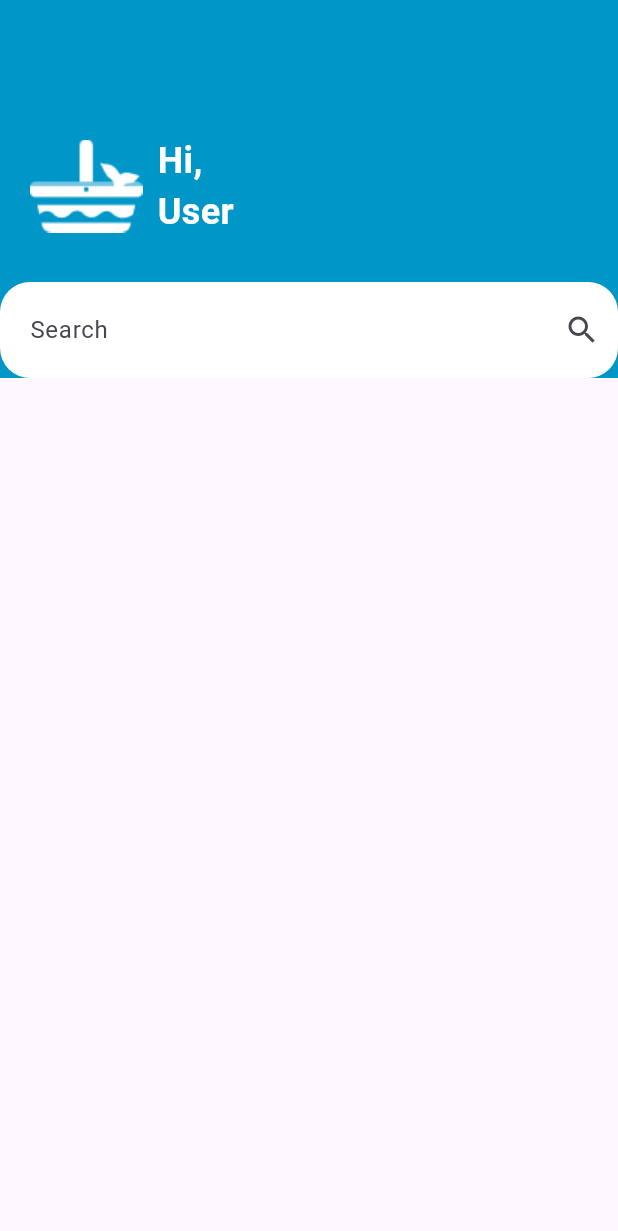
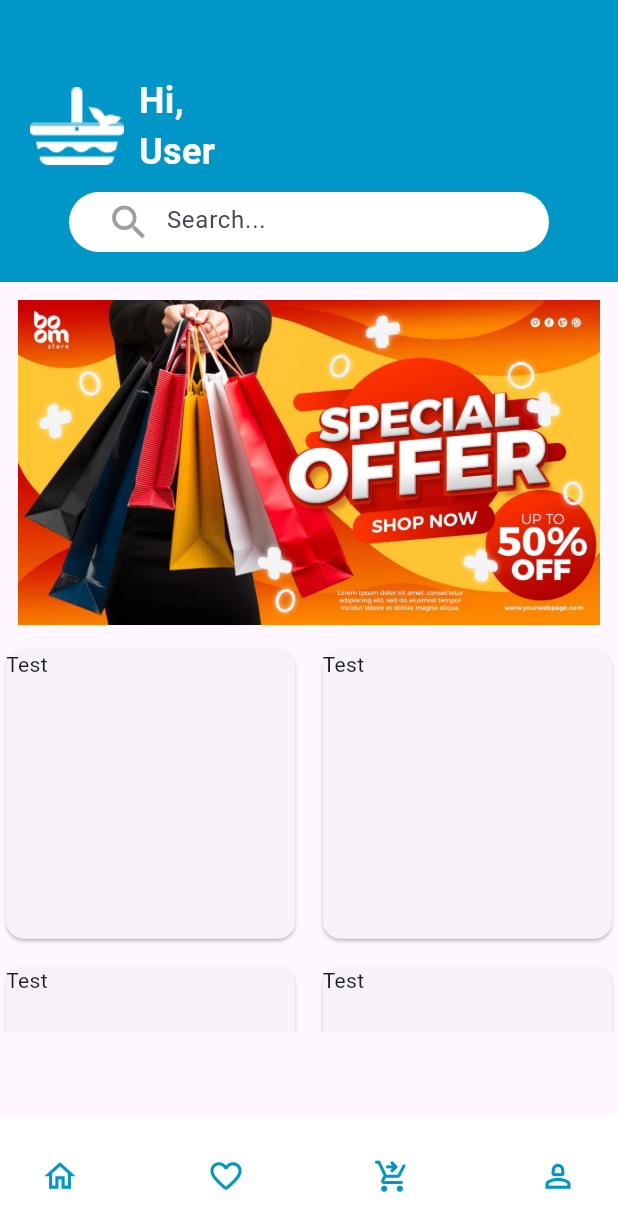
Before and after one commit to AlylaSilvestri/FreshyFishFlutter, a Flutter app: the HomePage screen opened directly, on a phone screen of 412 x 824 dp. Shown: the top 1231 px of the screen. Run offline on Flutter 3.47's test engine with Material 3 defaults, Android fonts, the phone set to English and light mode, and no system bars.

Commit message:
progres setengah jadi (pdhl mah 25% aja blm)

```diff
--- a/lib/home_page.dart
+++ b/lib/home_page.dart
@@ -1,4 +1,9 @@
 import 'package:flutter/material.dart';
+import 'package:freshy_fish/profile_edit_page.dart';
+import 'package:freshy_fish/profile_page.dart';
+import 'cart_page.dart';
+import 'detail_page.dart';
+import 'favorite_page.dart';
 
 class HomePage extends StatefulWidget {
   const HomePage({super.key});
@@ -8,6 +13,14 @@ class HomePage extends StatefulWidget {
 }
 
 class HomePageState extends State<HomePage> {
+  int cuttenIndex = 0;
+  List screens = const [
+    DetailPage(),
+    FavoritePage(),
+    HomePage(),
+    CartPage(),
+    ProfileEditPage(),
+  ];
   @override
   Widget build(BuildContext context) {
     return Scaffold(
@@ -20,11 +33,11 @@ class HomePageState extends State<HomePage> {
                 color: Color.fromARGB(255, 0, 150, 200),
                 child: Column(
                   children: [
-                    SizedBox(height: 90),
+                    SizedBox(height: 50),
                     Row(
                       children: [
                         SizedBox(width: 20 ),
-                        Image.asset('assets/logo_keranjang_doang.png'),
+                        Image.asset('assets/logo_keranjang_doang.png', scale: 1.2),
                         SizedBox(width: 10),
                         Column(
                           crossAxisAlignment: CrossAxisAlignment.start,
@@ -35,29 +48,124 @@ class HomePageState extends State<HomePage> {
                         )
                       ],
                     ),
-                    SizedBox(height: 30),
+                    SizedBox(height: 10),
+
                     Container(
+                      width: 320,
+                      height: 40,
                       decoration: BoxDecoration(
                         color: Colors.white,
-                        borderRadius: BorderRadius.circular(20),
+                        borderRadius: BorderRadius.circular(30),
                       ),
-                      child: TextField(
-                        decoration: InputDecoration(
-                          contentPadding: EdgeInsets.symmetric(horizontal: 20, vertical: 20),
-                          hintText: 'Search',
-                          border: InputBorder.none,
-                          suffixIcon: Icon(Icons.search),
-                        ),
+                      padding: const EdgeInsets.symmetric(horizontal: 25, vertical: 5),
+                      child: Row(
+                        children: [
+                          const Icon(
+                            Icons.search,
+                            color: Colors.grey,
+                            size: 30,
+                          ),
+                          SizedBox(width: 10), Flexible(
+                              child: TextField(
+                                decoration: InputDecoration(hintText: "Search...",
+                                border: InputBorder.none),
+                              ),
+                          ),
+
+                        ],
                       ),
-                    )
+                    ),
+                    SizedBox(height: 20),
                   ],
                 ),
               ),
-
+              SizedBox(
+                width: MediaQuery.of(context).size.width,
+                height: 500,
+                child: CustomScrollView(
+                  slivers: [
+                    SliverToBoxAdapter(
+                      child:
+                      Padding(
+                        padding: EdgeInsets.all(12),
+                        child: Image.asset("assets/banner.jpg"),
+                      ),
+                    ),
+                    SliverGrid(gridDelegate: SliverGridDelegateWithFixedCrossAxisCount(crossAxisCount: 2, mainAxisSpacing: 10, crossAxisSpacing: 10, childAspectRatio: 1),
+                        delegate: SliverChildBuilderDelegate((context, index) {
+                          return Card(
+                              child: Text("Test")
+                          );
+                        },
+                        childCount: 10))
+                  ],
+                ),
+              ),
             ],
           ),
-
-
+      ),
+      bottomNavigationBar: BottomAppBar(
+        elevation: 1,
+        color: Colors.white,
+        notchMargin: 10,
+        clipBehavior: Clip.antiAliasWithSaveLayer,
+        child: Row(
+          mainAxisSize: MainAxisSize.max,
+          mainAxisAlignment: MainAxisAlignment.spaceBetween,
+          children: [
+            IconButton(
+              onPressed: () {
+                setState(() {
+                  cuttenIndex = 0;
+                });
+              },
+              icon: const Icon(
+                Icons.home_outlined,
+                size: 25,
+                color: Color.fromARGB(255, 0, 150, 200),
+              ),
+            ),
+            IconButton(
+              onPressed: () {
+                Navigator.push(context, MaterialPageRoute(builder: (context) => const FavoritePage()) );
+                setState(() {
+                  cuttenIndex = 2;
+                });
+              },
+              icon: const Icon(
+                Icons.favorite_border_rounded,
+                size: 25,
+                color: Color.fromARGB(255, 0, 150, 200),
+              ),
+            ),
+            IconButton(
+              onPressed: () {
+                Navigator.push(context, MaterialPageRoute(builder: (context) => const CartPage()) );
+                setState(() {
+                  cuttenIndex = 3;
+                });
+              },
+              icon: const Icon(
+                Icons.shopping_cart_checkout_rounded,
+                size: 25,
+                color: Color.fromARGB(255, 0, 150, 200),
+              ),
+            ),
+            IconButton(
+              onPressed: () {
+                Navigator.push(context, MaterialPageRoute(builder: (context) => const ProfilePage()) );
+                setState(() {
+                  cuttenIndex = 4;
+                });
+              },
+              icon: const Icon(
+                Icons.person_2_outlined,
+                size: 25,
+                color: Color.fromARGB(255, 0, 150, 200),
+              ),
+            ),
+          ],
+        ),
       ),
     );
   }
```
Also changed, not shown: lib/cart_page.dart (added, +58 -0 lines), lib/detail_page.dart (added, +55 -0 lines), lib/favorite_page.dart (added, +10 -0 lines), lib/main_page.dart (added, +103 -0 lines), lib/navbar_page.dart (added, +91 -0 lines), lib/profile_edit_page.dart (added, +159 -0 lines), lib/profile_page.dart (added, +121 -0 lines), assets/banner.jpg (added).
